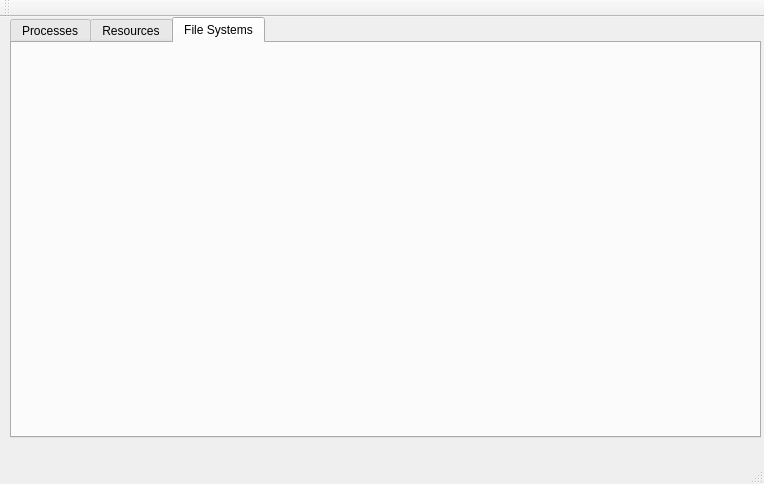
The window that mainwindow.ui (stoic1979/QtSysMonitor) describes before a commit, drawn with Qt 5.
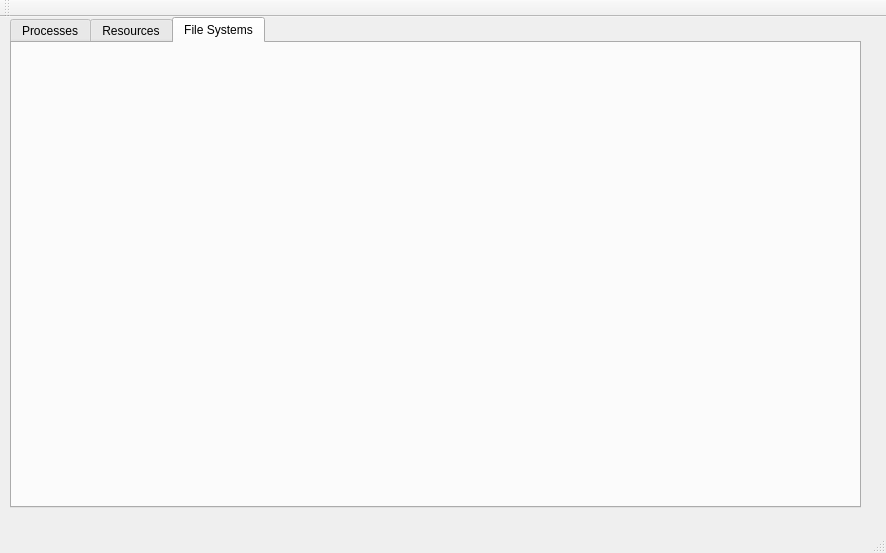
The same window after the commit.

```diff
--- a/mainwindow.ui
+++ b/mainwindow.ui
@@ -6,8 +6,8 @@
    <rect>
     <x>0</x>
     <y>0</y>
-    <width>764</width>
-    <height>484</height>
+    <width>886</width>
+    <height>553</height>
    </rect>
   </property>
   <property name="windowTitle">
@@ -19,8 +19,8 @@
      <rect>
       <x>10</x>
       <y>0</y>
-      <width>751</width>
-      <height>421</height>
+      <width>851</width>
+      <height>491</height>
      </rect>
     </property>
     <property name="currentIndex">
```
Left out of the diff: 2 changed lines with no effect on the pictures.
